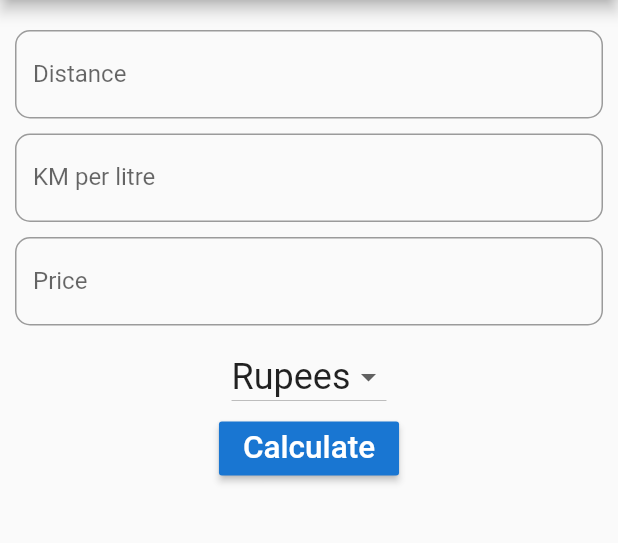
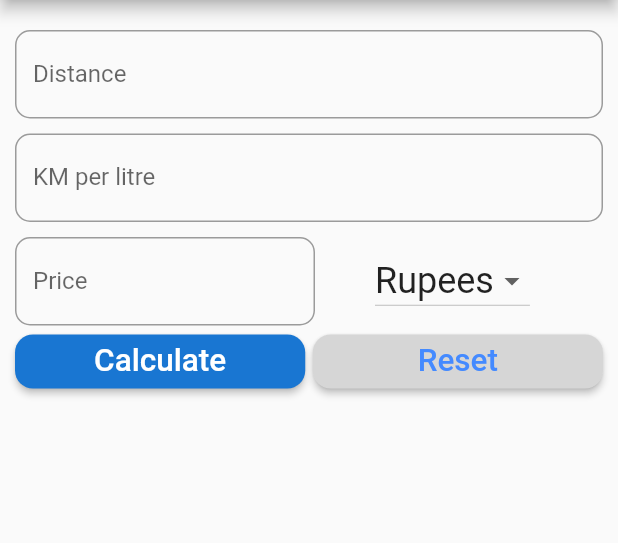
Before and after one commit to razorcalhn/Fuel-Consumption-Calculator, a Flutter app: the screen it shows after launch, after a tap on "Calculate", on a phone screen of 412 x 824 dp, the part 84-627 px from its top. Run offline on Flutter 3.47's test engine with Material 2 defaults, Android fonts, the phone set to English and light mode, and no system bars.

Commit message:
Update main.dart
final changes.

```diff
--- a/lib/main.dart
+++ b/lib/main.dart
@@ -12,7 +12,7 @@ class FuelConsumption extends StatefulWidget {
 }
 
 class _FuelConsumptionState extends State<FuelConsumption> {
-  String dist = '';
+  String result = '';
   String curren = 'Rupees';
   TextEditingController calcdistance = new TextEditingController();
   TextEditingController calcavg = new TextEditingController();
@@ -56,7 +56,11 @@ class _FuelConsumptionState extends State<FuelConsumption> {
               SizedBox(
                 height: 10,
               ),
-              TextField(
+              Row(
+                children: <Widget>[
+                  SizedBox(
+                    width: 200,
+                    child: TextField(
                       keyboardType: TextInputType.number,
                       controller: calcprice,
                       decoration: InputDecoration(
@@ -65,12 +69,20 @@ class _FuelConsumptionState extends State<FuelConsumption> {
                           border: OutlineInputBorder(
                               borderRadius: BorderRadius.circular(10))),
                     ),
+                  ),
                   SizedBox(
-                height: 10,
+                    width: 30,
                   ),
-              DropdownButton<String>(
+                  Padding(
+                    padding: const EdgeInsets.fromLTRB(10, 0, 10, 0),
+                    child: DropdownButton<String>(
                       items: ['Rupees', 'Dirham', 'Dollars'].map((String val) {
-                  return DropdownMenuItem<String>(value: val, child: Text(val,textScaleFactor: 1.5,));
+                        return DropdownMenuItem<String>(
+                            value: val,
+                            child: Text(
+                              val,
+                              textScaleFactor: 1.5,
+                            ));
                       }).toList(),
                       onChanged: (String val) {
                         setState(() {
@@ -79,17 +91,49 @@ class _FuelConsumptionState extends State<FuelConsumption> {
                       },
                       value: curren,
                     ),
-              RaisedButton(
-                child: Text('Calculate',style: TextStyle(color: Colors.white), textScaleFactor: 1.5),
+                  ),
+                  SizedBox(height: 5)
+                ],
+              ),
+              Row(
+                children: <Widget>[
+                  Expanded(
+                    flex: 1,
+                    child: RaisedButton(
+                      shape: RoundedRectangleBorder(
+                          borderRadius: BorderRadius.circular(12)),
+                      child: Text('Calculate',
+                          style: TextStyle(color: Colors.white),
+                          textScaleFactor: 1.5),
                       color: Theme.of(context).primaryColorDark,
                       onPressed: () {
                         setState(() {
-                    dist = _calculate();
+                          result = _calculate();
                         });
                       },
                     ),
+                  ),
+                  SizedBox(width: 5),
+                  Expanded(
+                    flex: 1,
+                    child: RaisedButton(
+                      shape: RoundedRectangleBorder(
+                        borderRadius: BorderRadius.circular(12),
+                      ),
+                      child: Text('Reset',
+                          style: TextStyle(color: Colors.blueAccent),
+                          textScaleFactor: 1.5),
+                      color: Colors.grey[350],
+                      onPressed: () {
+                        _reset();
+                      },
+                    ),
+                  ),
+                ],
+              ),
+              SizedBox(height: 20),
               Text(
-                dist,
+                result,
                 style: TextStyle(fontSize: 20, fontWeight: FontWeight.bold),
               )
             ],
@@ -107,7 +151,17 @@ class _FuelConsumptionState extends State<FuelConsumption> {
     String _result = 'The total cost of your trip is ' +
         _total.toStringAsFixed(2) +
         ' ' +
-        curren;
+        curren +
+        '.';
     return _result;
   }
+
+  _reset() {
+    setState(() {
+      calcdistance.text = '';
+      calcprice.text = '';
+      calcavg.text = '';
+      curren = 'Rupees';
+    });
   }
+}
```
Lines whose indentation alone changed are shown as unchanged.
